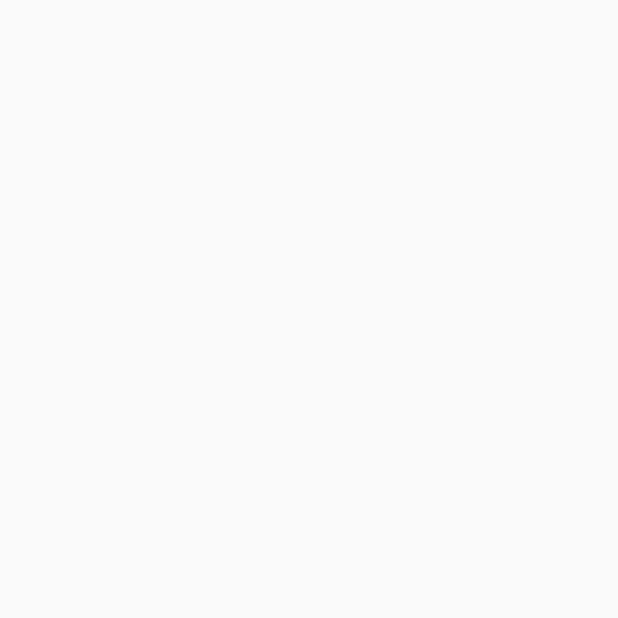
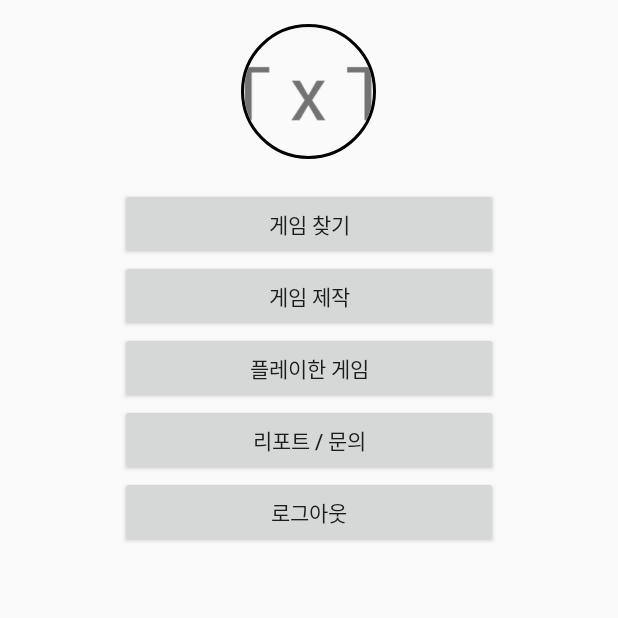
Before and after one commit to geniewoo/TxT, an Android app: the MenuActivity screen opened directly, with no data from a screen before it, on a phone screen of 412 x 824 dp, the top half of it. Before the commit the part shown is empty. Run offline under Robolectric (Android 15) with nearby library versions, the phone set to English and light mode, and no system bars; our stand-ins replace ButterKnife, CircleImageView, Picasso; pictures from the network do not load.

Commit message:
기본레이아웃, view 작성, 클릭시 이미지 업로드 제작중

```diff
--- a/WidgetGame/app/build.gradle
+++ b/WidgetGame/app/build.gradle
@@ -30,4 +30,8 @@ dependencies {
     compile 'com.google.android.gms:play-services-appindexing:8.4.0'
 
     compile 'com.google.code.gson:gson:2.8.0'//gson
+
+    compile 'de.hdodenhof:circleimageview:2.1.0'//circleImageView
+
+    compile 'com.squareup.picasso:picasso:2.5.2'//picasso
 }
--- a/WidgetGame/app/src/main/java/com/sungwoo/boostcamp/widgetgame/CommonUtility/CommonUtility.java
+++ b/WidgetGame/app/src/main/java/com/sungwoo/boostcamp/widgetgame/CommonUtility/CommonUtility.java
@@ -1,10 +1,14 @@
 package com.sungwoo.boostcamp.widgetgame.CommonUtility;
 
 import android.content.Context;
+import android.content.SharedPreferences;
 import android.net.ConnectivityManager;
 import android.widget.Toast;
 
 import com.sungwoo.boostcamp.widgetgame.R;
+import com.sungwoo.boostcamp.widgetgame.Repositories.CommonRepo;
+
+import static android.content.Context.MODE_PRIVATE;
 
 /**
  * Created by psw10 on 2017-02-09.
@@ -23,4 +27,14 @@ public class CommonUtility {
     public static void networkError(Context context){
         Toast.makeText(context, context.getString(R.string.COMMON_NETWORK_ERROR), Toast.LENGTH_SHORT).show();
     }
+
+    public static CommonRepo.UserRepo getUserRepoFromPreference(Context context){
+        SharedPreferences preferences = context.getSharedPreferences(context.getString(R.string.PREF_USER), MODE_PRIVATE);
+        String email = preferences.getString(context.getString(R.string.PREF_EMAIL), "");
+        String password = preferences.getString(context.getString(R.string.PREF_PASSWORD), "");
+        String nickname = preferences.getString(context.getString(R.string.PREF_NICKNAME), "");
+        String imageUrl = preferences.getString(context.getString(R.string.PREF_IMAGE_URL), "");
+
+        return new CommonRepo.UserRepo(email, password, nickname, imageUrl);
+    }
 }
--- a/WidgetGame/app/src/main/java/com/sungwoo/boostcamp/widgetgame/LoginActivity.java
+++ b/WidgetGame/app/src/main/java/com/sungwoo/boostcamp/widgetgame/LoginActivity.java
@@ -28,13 +28,14 @@ public class LoginActivity extends AppCompatActivity {
     @BindView(R.id.login_password_et)
     protected EditText mLoginPasswordEt;
     @BindView(R.id.login_login_btn)
-    protected Button mLoginLoingBtn;
+    protected Button mLoginLoginBtn;
     @BindView(R.id.login_join_btn)
     protected Button mLoginJoinBtn;
 
     private String mEmail;
     private String mPassword;
     private String mNickname;
+    private String mImageUrl;
 
     private static final String TAG = "LoginActivity";
 
@@ -55,12 +56,13 @@ public class LoginActivity extends AppCompatActivity {
             }
         });
 
-        mLoginLoingBtn.setOnClickListener(new View.OnClickListener() {
+        mLoginLoginBtn.setOnClickListener(new View.OnClickListener() {
             @Override
             public void onClick(View v) {
                 testLoginServer(mLoginEmailEt.getText().toString(), mLoginPasswordEt.getText().toString());
             }
         });
+
     }
 
     private void testLoginServer(String email, String password) {
@@ -82,7 +84,8 @@ public class LoginActivity extends AppCompatActivity {
                 if (resultCodeRepo.getCode() == 100) {     //성공
                     Toast.makeText(LoginActivity.this, getString(R.string.LOGIN_SUCCESS), Toast.LENGTH_SHORT).show();
                     mNickname = resultCodeRepo.getNickname();
-                    loginSucess();
+                    mImageUrl = resultCodeRepo.getImageUrl();
+                    loginSuccess();
                 } else if (resultCodeRepo.getCode() == 200) {    //이메일 or nickname 없음
                     Toast.makeText(LoginActivity.this, getString(R.string.LOGIN_FAIL), Toast.LENGTH_SHORT).show();
                 } else if (resultCodeRepo.getCode() == 500) { // 서버 내 오류
@@ -102,7 +105,7 @@ public class LoginActivity extends AppCompatActivity {
         });
     }
 
-    private void loginSucess() {//TODO sharedPreference에 정보 넣기, 이미지 들고있는 방법 구상하기
+    private void loginSuccess() {//TODO sharedPreference에 정보 넣기, 이미지 들고있는 방법 구상하기
         updateLoginPreference();
 
         Intent intent = new Intent(getApplicationContext(), MenuActivity.class);
@@ -112,17 +115,17 @@ public class LoginActivity extends AppCompatActivity {
     }
 
     private void updateLoginPreference() {
-        SharedPreferences preferences = getSharedPreferences(getString(R.string.PREF_LOGIN), MODE_PRIVATE);
+        SharedPreferences preferences = getSharedPreferences(getString(R.string.PREF_USER), MODE_PRIVATE);
         SharedPreferences.Editor editor = preferences.edit();
         editor.putString(getString(R.string.PREF_EMAIL), mEmail);
         editor.putString(getString(R.string.PREF_NICKNAME), mNickname);
         editor.putString(getString(R.string.PREF_PASSWORD), mPassword);
+        editor.putString(getString(R.string.PREF_IMAGE_URL), mImageUrl);
         editor.apply();
-        int size = preferences.getAll().size();
     }
 
     private void testLoginPreference() {
-        SharedPreferences preferences = getSharedPreferences(getString(R.string.PREF_LOGIN), MODE_PRIVATE);
+        SharedPreferences preferences = getSharedPreferences(getString(R.string.PREF_USER), MODE_PRIVATE);
         if (preferences.contains(getString(R.string.PREF_EMAIL)) && preferences.contains(getString(R.string.PREF_PASSWORD))) {
             String email = preferences.getString(getString(R.string.PREF_EMAIL), "");
             String password = preferences.getString(getString(R.string.PREF_PASSWORD), "");
--- a/WidgetGame/app/src/main/java/com/sungwoo/boostcamp/widgetgame/MenuActivity.java
+++ b/WidgetGame/app/src/main/java/com/sungwoo/boostcamp/widgetgame/MenuActivity.java
@@ -2,15 +2,56 @@ package com.sungwoo.boostcamp.widgetgame;
 
 import android.support.v7.app.AppCompatActivity;
 import android.os.Bundle;
+import android.view.View;
+import android.widget.Button;
+import android.widget.TextView;
 import android.widget.Toast;
 
+import com.squareup.picasso.Picasso;
+import com.sungwoo.boostcamp.widgetgame.CommonUtility.CommonUtility;
+import com.sungwoo.boostcamp.widgetgame.Repositories.CommonRepo;
+
+import butterknife.BindDimen;
+import butterknife.BindView;
+import butterknife.ButterKnife;
+import de.hdodenhof.circleimageview.CircleImageView;
+
 public class MenuActivity extends AppCompatActivity {
+    @BindView(R.id.menu_user_iv)
+    protected CircleImageView mMenuUserIv;
+    @BindView(R.id.menu_find_game_btn)
+    protected Button mMenuFindGameBtn;
+    @BindView(R.id.menu_make_game_btn)
+    protected Button mMenuMakeGameBtn;
+    @BindView(R.id.menu_played_btn)
+    protected Button mMenuPlayedBtn;
+    @BindView(R.id.menu_report_btn)
+    protected Button menuReportBtn;
+    @BindView(R.id.menu_logout_btn)
+    protected Button menuLogoutBtn;
+    @BindView(R.id.menu_user_tv)
+    protected TextView mMenuUserTv;
+
+    @BindDimen(R.dimen.user_circle_iv)
+    protected int USER_CIRCLE_IV;
+
     long mDoubleTouch = 0;
 
     @Override
     protected void onCreate(Bundle savedInstanceState) {
         super.onCreate(savedInstanceState);
         setContentView(R.layout.activity_menu);
+
+        ButterKnife.bind(this);
+
+        setUserInfo();
+
+        mMenuUserIv.setOnClickListener(new View.OnClickListener() {
+            @Override
+            public void onClick(View v) {
+                uploaduserImage();
+            }
+        });
     }
 
     @Override
@@ -23,4 +64,20 @@ public class MenuActivity extends AppCompatActivity {
         }
     }
 
+    private void setUserInfo(){
+        CommonRepo.UserRepo userRepo = CommonUtility.getUserRepoFromPreference(getApplicationContext());
+
+        mMenuUserTv.setText(userRepo.getNickname());
+
+        String imageUrl = userRepo.getImageUrl();
+        if(imageUrl == getString(R.string.none) || imageUrl == ""){
+            Picasso.with(getApplicationContext()).load(R.drawable.default_user_image).resize(USER_CIRCLE_IV, USER_CIRCLE_IV).centerCrop().into(mMenuUserIv);
+        }else{
+            Picasso.with(getApplicationContext()).load(getString(R.string.URL_IMAGE_SERVER_FOLDER) + imageUrl).resize(USER_CIRCLE_IV, USER_CIRCLE_IV).centerCrop().into(mMenuUserIv);
+        }
+    }
+
+    private void uploaduserImage(){
+
+    }
 }
--- a/WidgetGame/app/src/main/java/com/sungwoo/boostcamp/widgetgame/Repositories/CommonRepo.java
+++ b/WidgetGame/app/src/main/java/com/sungwoo/boostcamp/widgetgame/Repositories/CommonRepo.java
@@ -22,8 +22,13 @@ public class CommonRepo {
     public class ResultNicknameRepo{
 
         private int code;
+        private String err_msg;
         private String nickname;
-        private String err_msg;
+        private String imageUrl;
+
+        public String getImageUrl() {
+            return imageUrl;
+        }
 
         public int getCode() {
             return code;
@@ -37,4 +42,34 @@ public class CommonRepo {
             return nickname;
         }
     }
+
+    static public class UserRepo{
+        private String email;
+        private String nickname;
+        private String password;
+        private String imageUrl;
+
+        public UserRepo(String email, String nickname, String password, String imageUrl) {
+            this.email = email;
+            this.nickname = nickname;
+            this.password = password;
+            this.imageUrl = imageUrl;
+        }
+
+        public String getEmail() {
+            return email;
+        }
+
+        public String getNickname() {
+            return nickname;
+        }
+
+        public String getPassword() {
+            return password;
+        }
+
+        public String getImageUrl() {
+            return imageUrl;
+        }
+    }
 }
--- a/WidgetGame/app/src/main/res/layout/activity_menu.xml
+++ b/WidgetGame/app/src/main/res/layout/activity_menu.xml
@@ -1,13 +1,66 @@
 <?xml version="1.0" encoding="utf-8"?>
-<RelativeLayout xmlns:android="http://schemas.android.com/apk/res/android"
+<LinearLayout xmlns:android="http://schemas.android.com/apk/res/android"
     xmlns:tools="http://schemas.android.com/tools"
     android:id="@+id/activity_menu"
     android:layout_width="match_parent"
     android:layout_height="match_parent"
+    android:orientation="vertical"
     android:paddingBottom="@dimen/activity_vertical_margin"
     android:paddingLeft="@dimen/activity_horizontal_margin"
     android:paddingRight="@dimen/activity_horizontal_margin"
     android:paddingTop="@dimen/activity_vertical_margin"
     tools:context="com.sungwoo.boostcamp.widgetgame.MenuActivity">
 
-</RelativeLayout>
+    <de.hdodenhof.circleimageview.CircleImageView xmlns:app="http://schemas.android.com/apk/res-auto"
+        android:id="@+id/menu_user_iv"
+        android:layout_width="@dimen/user_circle_iv"
+        android:layout_height="@dimen/user_circle_iv"
+        android:layout_gravity="center_horizontal"
+        app:civ_border_width="2dp"
+        app:civ_border_color="#FF000000" />
+    <TextView
+        android:id="@+id/menu_user_tv"
+        android:layout_width="match_parent"
+        android:layout_height="wrap_content"
+        android:layout_gravity="center_vertical"/>
+    <Button
+        android:id="@+id/menu_find_game_btn"
+        android:layout_width="match_parent"
+        android:layout_height="wrap_content"
+        android:layout_marginLeft="@dimen/vertical_margin1"
+        android:layout_marginRight="@dimen/vertical_margin1"
+        android:text="@string/MENU_FIND_GAME"/>
+
+    <Button
+        android:id="@+id/menu_make_game_btn"
+        android:layout_width="match_parent"
+        android:layout_height="wrap_content"
+        android:layout_marginLeft="@dimen/vertical_margin1"
+        android:layout_marginRight="@dimen/vertical_margin1"
+        android:text="@string/MENU_MAKE_GAME"/>
+
+    <Button
+        android:id="@+id/menu_played_btn"
+        android:layout_width="match_parent"
+        android:layout_height="wrap_content"
+        android:layout_marginLeft="@dimen/vertical_margin1"
+        android:layout_marginRight="@dimen/vertical_margin1"
+        android:text="@string/MENU_PLAYED_GAME"/>
+
+    <Button
+        android:id="@+id/menu_report_btn"
+        android:layout_width="match_parent"
+        android:layout_height="wrap_content"
+        android:layout_marginLeft="@dimen/vertical_margin1"
+        android:layout_marginRight="@dimen/vertical_margin1"
+        android:text="@string/MENU_REPORT"/>
+
+    <Button
+        android:id="@+id/menu_logout_btn"
+        android:layout_width="match_parent"
+        android:layout_height="wrap_content"
+        android:layout_marginLeft="@dimen/vertical_margin1"
+        android:layout_marginRight="@dimen/vertical_margin1"
+        android:text="@string/MENU_LOGOUT"/>
+
+</LinearLayout>
--- a/WidgetGame/app/src/main/res/values-w820dp/dimens.xml
+++ b/WidgetGame/app/src/main/res/values-w820dp/dimens.xml
@@ -5,4 +5,5 @@
     <dimen name="activity_horizontal_margin">64dp</dimen>
     <dimen name="vertical_margin1">180dp</dimen>
     <dimen name="vertical_margin2">90dp</dimen>
+    <dimen name="user_circle_iv">144dp</dimen>
 </resources>
--- a/WidgetGame/app/src/main/res/values/dimens.xml
+++ b/WidgetGame/app/src/main/res/values/dimens.xml
@@ -4,4 +4,5 @@
     <dimen name="activity_vertical_margin">16dp</dimen>
     <dimen name="vertical_margin1">64dp</dimen>
     <dimen name="vertical_margin2">32dp</dimen>
+    <dimen name="user_circle_iv">90dp</dimen>
 </resources>
--- a/WidgetGame/app/src/main/res/values/strings.xml
+++ b/WidgetGame/app/src/main/res/values/strings.xml
@@ -7,10 +7,11 @@
     <string name="COMMON_SERVER_ERROR">서버에 문제가 있습니다</string>
 
     <!-- sharedPreference -->
-    <string name="PREF_LOGIN">PREF_LOGIN</string>
+    <string name="PREF_USER">PREF_USER</string>
     <string name="PREF_EMAIL">PREF_EMAIL</string>
     <string name="PREF_PASSWORD">PREF_PASSWORD</string>
     <string name="PREF_NICKNAME">PREF_NICKNAME</string>
+    <string name="PREF_IMAGE_URL">PREF_IMAGE_URL</string>
 
     <!-- activity_login -->
     <string name="LOGIN_LOGIN">로그인</string>
@@ -40,7 +41,15 @@
 
     <!-- activity_menu -->
     <string name="MENU_BACK_PRESSED">한번 더 뒤로가기를 누르면 앱이 종료됩니다.</string>
-
+    <string name="MENU_FIND_GAME">게임 찾기</string>
+    <string name="MENU_MAKE_GAME">게임 제작</string>
+    <string name="MENU_PLAYED_GAME">플레이한 게임</string>
+    <string name="MENU_REPORT">리포트 / 문의</string>
+    <string name="MENU_LOGOUT">로그아웃</string>
     <!-- URL -->
     <string name="URL_WIDGET_GAME_SERVER">"http://121.137.62.163:3000"</string>
+    <string name="URL_IMAGE_SERVER_FOLDER">http://121.137.62.163:3000/images/</string>
+
+    <!-- server response -->
+    <string name="none">none</string>
 </resources>
```
Also changed, not shown: WidgetGame/app/src/main/res/drawable/default_user_image.PNG (added).
